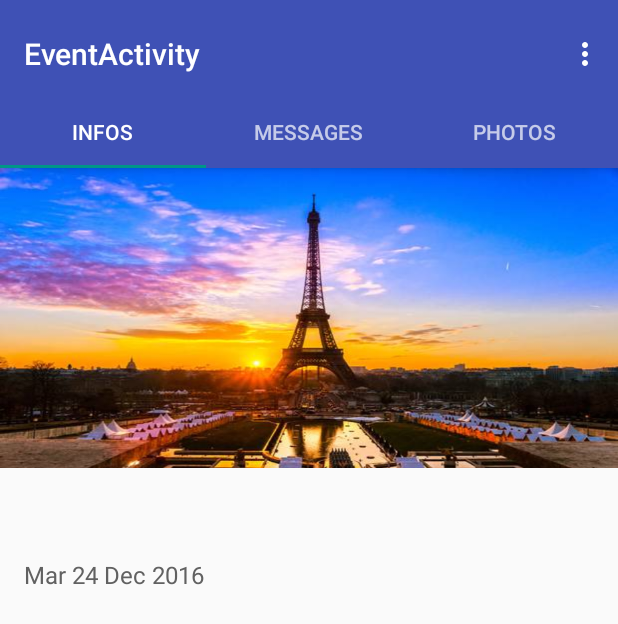
After one commit to arnaud-roland/Wavent-Android, an Android app: the EventActivity screen opened directly, with no data from a screen before it, on a phone screen of 412 x 824 dp. The commit adds this screen. Shown: the top 624 px of the screen. Run offline under Robolectric (Android 15) with nearby library versions, the phone set to English and light mode, and no system bars; our stand-ins replace data binding; network calls fail.

Commit message:
Ajout du detail d'un évenement en Tabs View

```diff
--- /dev/null
+++ b/app/src/main/java/com/wavent/src/activity/EventActivity.java
@@ -0,0 +1,131 @@
+package com.wavent.src.activity;
+
+import android.support.design.widget.TabLayout;
+
+import android.support.v7.app.AppCompatActivity;
+import android.support.v7.widget.Toolbar;
+
+import android.support.v4.app.Fragment;
+import android.support.v4.app.FragmentManager;
+import android.support.v4.app.FragmentPagerAdapter;
+import android.support.v4.view.ViewPager;
+import android.os.Bundle;
+import android.view.Menu;
+import android.view.MenuItem;
+
+import com.wavent.R;
+import com.wavent.src.model.Event;
+
+public class EventActivity extends AppCompatActivity {
+
+    /**
+     * The {@link android.support.v4.view.PagerAdapter} that will provide
+     * fragments for each of the sections. We use a
+     * {@link FragmentPagerAdapter} derivative, which will keep every
+     * loaded fragment in memory. If this becomes too memory intensive, it
+     * may be best to switch to a
+     * {@link android.support.v4.app.FragmentStatePagerAdapter}.
+     */
+    private SectionsPagerAdapter mSectionsPagerAdapter;
+
+    /**
+     * The {@link ViewPager} that will host the section contents.
+     */
+    private ViewPager mViewPager;
+    private Event detailEvent;
+
+    @Override
+    protected void onCreate(Bundle savedInstanceState) {
+        super.onCreate(savedInstanceState);
+
+        setContentView(R.layout.activity_event);
+
+        detailEvent = (Event) getIntent().getParcelableExtra("myEvent");
+
+        Toolbar toolbar = (Toolbar) findViewById(R.id.toolbar);
+        setSupportActionBar(toolbar);
+        // Create the adapter that will return a fragment for each of the three
+        // primary sections of the activity.
+        mSectionsPagerAdapter = new SectionsPagerAdapter(getSupportFragmentManager());
+
+        // Set up the ViewPager with the sections adapter.
+        mViewPager = (ViewPager) findViewById(R.id.container);
+        mViewPager.setAdapter(mSectionsPagerAdapter);
+
+        TabLayout tabLayout = (TabLayout) findViewById(R.id.tabs);
+        tabLayout.setupWithViewPager(mViewPager);
+    }
+
+
+    @Override
+    public boolean onCreateOptionsMenu(Menu menu) {
+        // Inflate the menu; this adds items to the action bar if it is present.
+        getMenuInflater().inflate(R.menu.menu_event, menu);
+        return true;
+    }
+
+    @Override
+    public boolean onOptionsItemSelected(MenuItem item) {
+        // Handle action bar item clicks here. The action bar will
+        // automatically handle clicks on the Home/Up button, so long
+        // as you specify a parent activity in AndroidManifest.xml.
+        int id = item.getItemId();
+
+        //noinspection SimplifiableIfStatement
+        if (id == R.id.action_settings) {
+            return true;
+        }
+
+        return super.onOptionsItemSelected(item);
+    }
+
+    /**
+     * A {@link FragmentPagerAdapter} that returns a fragment corresponding to
+     * one of the sections/tabs/pages.
+     */
+    public class SectionsPagerAdapter extends FragmentPagerAdapter {
+
+        public SectionsPagerAdapter(FragmentManager fm) {
+            super(fm);
+        }
+
+        @Override
+        public Fragment getItem(int position) {
+            switch (position) {
+                case 0:
+                    EventInfoFragment fragmentInfo =  new EventInfoFragment();
+                    Bundle args = new Bundle();
+                    args.putParcelable("event",detailEvent);
+                    fragmentInfo.setArguments(args);
+                    return fragmentInfo;
+                case 1:
+                    EventMessageFragment fragmentMessage =  new EventMessageFragment();
+                    return fragmentMessage;
+                case 2:
+                    EventPhotoFragment fragmentPhoto =  new EventPhotoFragment();
+                    return fragmentPhoto;
+                default:
+                    return null;
+            }
+        }
+
+        @Override
+        public int getCount() {
+            // Show 3 total pages.
+            return 3;
+        }
+
+        @Override
+        public CharSequence getPageTitle(int position) {
+            switch (position) {
+                case 0:
+                    return "INFOS";
+                case 1:
+                    return "MESSAGES";
+                case 2:
+                    return "PHOTOS";
+            }
+            return null;
+        }
+    }
+}
--- /dev/null
+++ b/app/src/main/java/com/wavent/src/activity/EventInfoFragment.java
@@ -0,0 +1,27 @@
+package com.wavent.src.activity;
+
+import android.databinding.DataBindingUtil;
+import android.os.Bundle;
+import android.support.v4.app.Fragment;
+import android.view.LayoutInflater;
+import android.view.View;
+import android.view.ViewGroup;
+
+import com.wavent.R;
+import com.wavent.databinding.ActivityEventBinding;
+import com.wavent.databinding.FragmentEventInfoBinding;
+import com.wavent.src.model.Event;
+
+/**
+ * Created by arnau on 07/12/2016.
+ */
+public class EventInfoFragment extends Fragment {
+
+    @Override
+    public View onCreateView(LayoutInflater inflater, ViewGroup container, Bundle savedInstanceState) {
+        FragmentEventInfoBinding binding = DataBindingUtil.inflate(inflater,R.layout.fragment_event_info,container,false);
+        Event detailEvent = getArguments().getParcelable("event");
+        binding.setEvent(detailEvent);
+        return binding.getRoot();
+    }
+}
--- /dev/null
+++ b/app/src/main/java/com/wavent/src/activity/EventMessageFragment.java
@@ -0,0 +1,22 @@
+package com.wavent.src.activity;
+
+import android.os.Bundle;
+import android.support.v4.app.Fragment;
+import android.view.LayoutInflater;
+import android.view.View;
+import android.view.ViewGroup;
+
+import com.wavent.R;
+
+/**
+ * Created by arnau on 07/12/2016.
+ */
+public class EventMessageFragment extends Fragment {
+
+    @Override
+    public View onCreateView(LayoutInflater inflater, ViewGroup container,
+                             Bundle savedInstanceState) {
+        View rootView = inflater.inflate(R.layout.fragment_event_message, container, false);
+        return rootView;
+    }
+}
--- a/app/src/main/java/com/wavent/src/activity/ListEventActivity.java
+++ b/app/src/main/java/com/wavent/src/activity/ListEventActivity.java
@@ -68,7 +68,7 @@ public class ListEventActivity extends AppCompatActivity
         recyclerAdapter.setOnClickReceiverListener(new OnClickReceiverListener() {
             @Override
             public void onItemClicked(Event event) {
-                Intent intent = new Intent(ListEventActivity.this, DetailActivity.class);
+                Intent intent = new Intent(ListEventActivity.this, EventActivity.class);
                 intent.putExtra("myEvent", (Parcelable) event);
                 startActivity(intent);
             }
--- /dev/null
+++ b/app/src/main/res/layout/activity_event.xml
@@ -0,0 +1,41 @@
+<?xml version="1.0" encoding="utf-8"?>
+<android.support.design.widget.CoordinatorLayout xmlns:android="http://schemas.android.com/apk/res/android"
+    xmlns:app="http://schemas.android.com/apk/res-auto"
+    xmlns:tools="http://schemas.android.com/tools"
+    android:id="@+id/main_content"
+    android:layout_width="match_parent"
+    android:layout_height="match_parent"
+    android:fitsSystemWindows="true"
+    tools:context="com.wavent.src.activity.EventActivity">
+
+    <android.support.design.widget.AppBarLayout
+        android:id="@+id/appbar"
+        android:layout_width="match_parent"
+        android:layout_height="wrap_content"
+        android:paddingTop="@dimen/appbar_padding_top"
+        android:theme="@style/AppTheme.AppBarOverlay">
+
+        <android.support.v7.widget.Toolbar
+            android:id="@+id/toolbar"
+            android:layout_width="match_parent"
+            android:layout_height="?attr/actionBarSize"
+            android:background="?attr/colorPrimary"
+            app:layout_scrollFlags="scroll|enterAlways"
+            app:popupTheme="@style/AppTheme.PopupOverlay">
+
+        </android.support.v7.widget.Toolbar>
+
+        <android.support.design.widget.TabLayout
+            android:id="@+id/tabs"
+            android:layout_width="match_parent"
+            android:layout_height="wrap_content" />
+
+    </android.support.design.widget.AppBarLayout>
+
+    <android.support.v4.view.ViewPager
+        android:id="@+id/container"
+        android:layout_width="match_parent"
+        android:layout_height="match_parent"
+        app:layout_behavior="@string/appbar_scrolling_view_behavior" />
+
+</android.support.design.widget.CoordinatorLayout>
--- /dev/null
+++ b/app/src/main/res/layout/fragment_event_info.xml
@@ -0,0 +1,59 @@
+<layout xmlns:android="http://schemas.android.com/apk/res/android">
+    <data>
+        <variable name="event" type="com.wavent.src.model.Event"/>
+    </data>
+
+    <LinearLayout
+        android:orientation="vertical"
+        android:layout_width="match_parent"
+        android:layout_height="match_parent">
+
+        <ImageView
+            android:layout_width="wrap_content"
+            android:layout_height="200dp"
+            android:id="@+id/imageView2"
+            android:background="@drawable/parisguidetower"
+            android:layout_gravity="center_horizontal" />
+
+        <TextView
+            android:layout_width="match_parent"
+            android:layout_height="wrap_content"
+            android:background="?android:selectableItemBackground"
+            android:paddingTop="24dp"
+            android:paddingLeft="16dp"
+            android:paddingRight="16dp"
+            android:fontFamily="sans-serif"
+            android:textColor="#333"
+            android:textSize="24sp"
+            android:singleLine="true"
+            android:text="@{event.name}"
+            android:ellipsize="end"/>
+
+        <TextView
+            android:id="@+id/textDate"
+            android:layout_width="match_parent"
+            android:layout_height="wrap_content"
+            android:paddingLeft="16dp"
+            android:paddingRight="16dp"
+            android:paddingTop="3dp"
+            android:background="?android:selectableItemBackground"
+            android:fontFamily="sans-serif"
+            android:textColor="#616161"
+            android:textSize="16sp"
+            android:text="Mar 24 Dec 2016"
+            android:singleLine="true"/>
+
+        <TextView
+            android:layout_width="match_parent"
+            android:layout_height="wrap_content"
+            android:background="?android:selectableItemBackground"
+            android:paddingTop="24dp"
+            android:paddingLeft="16dp"
+            android:paddingRight="16dp"
+            android:fontFamily="sans-serif"
+            android:textColor="#333"
+            android:textSize="16sp"
+            android:text="@{event.subject}" />
+
+    </LinearLayout>
+</layout>
--- /dev/null
+++ b/app/src/main/res/menu/menu_event.xml
@@ -0,0 +1,10 @@
+<menu xmlns:android="http://schemas.android.com/apk/res/android"
+    xmlns:app="http://schemas.android.com/apk/res-auto"
+    xmlns:tools="http://schemas.android.com/tools"
+    tools:context="com.wavent.src.activity.EventActivity">
+    <item
+        android:id="@+id/action_settings"
+        android:orderInCategory="100"
+        android:title="@string/action_settings"
+        app:showAsAction="never" />
+</menu>
--- a/app/src/main/res/values/dimens.xml
+++ b/app/src/main/res/values/dimens.xml
@@ -6,4 +6,5 @@
     <dimen name="activity_horizontal_margin">16dp</dimen>
     <dimen name="activity_vertical_margin">16dp</dimen>
     <dimen name="fab_margin">16dp</dimen>
+    <dimen name="appbar_padding_top">8dp</dimen>
 </resources>
--- a/app/src/main/res/values/strings.xml
+++ b/app/src/main/res/values/strings.xml
@@ -48,6 +48,10 @@
 
     <string name="error_pwd_null">Veuillez saisir un mot de passe</string>
     <string name="error_pwd_inf">Veuillez saisir un mot de passe avec au moin 6 caractères</string>
+    <string name="title_activity_tabbed">TabbedActivity</string>
+    <string name="action_settings">Settings</string>
+    <string name="section_format">Hello World from section: %1$d</string>
+    <string name="title_activity_event">EventActivity</string>
 
 
 </resources>
```
Also changed, not shown: app/src/main/AndroidManifest.xml (+5 -2 lines), app/src/main/java/com/wavent/src/activity/DetailActivity.java (deleted, +0 -20 lines), app/src/main/java/com/wavent/src/activity/EventPhotoFragment.java (added, +22 -0 lines), app/src/main/res/layout/activity_detail.xml (deleted, +0 -31 lines), app/src/main/res/layout/fragment_event_message.xml (added, +17 -0 lines), app/src/main/res/layout/fragment_event_photo.xml (added, +17 -0 lines).
